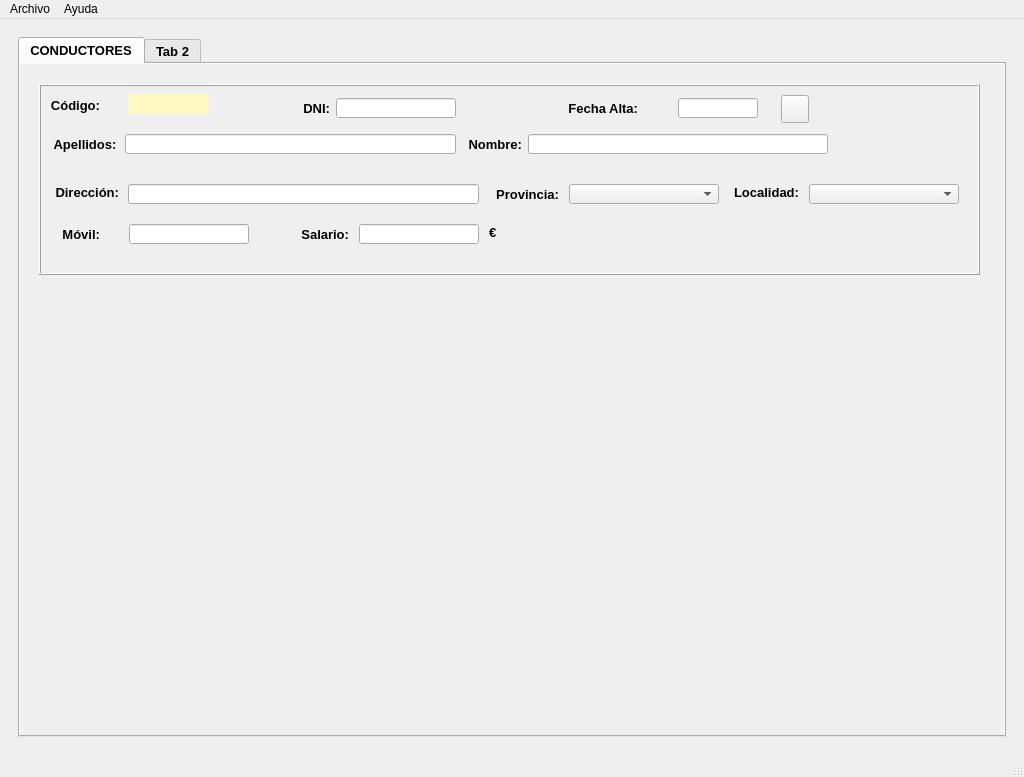
XoanCarlos/perezgonzalez2324, file MainWindow.ui: the form before one commit.
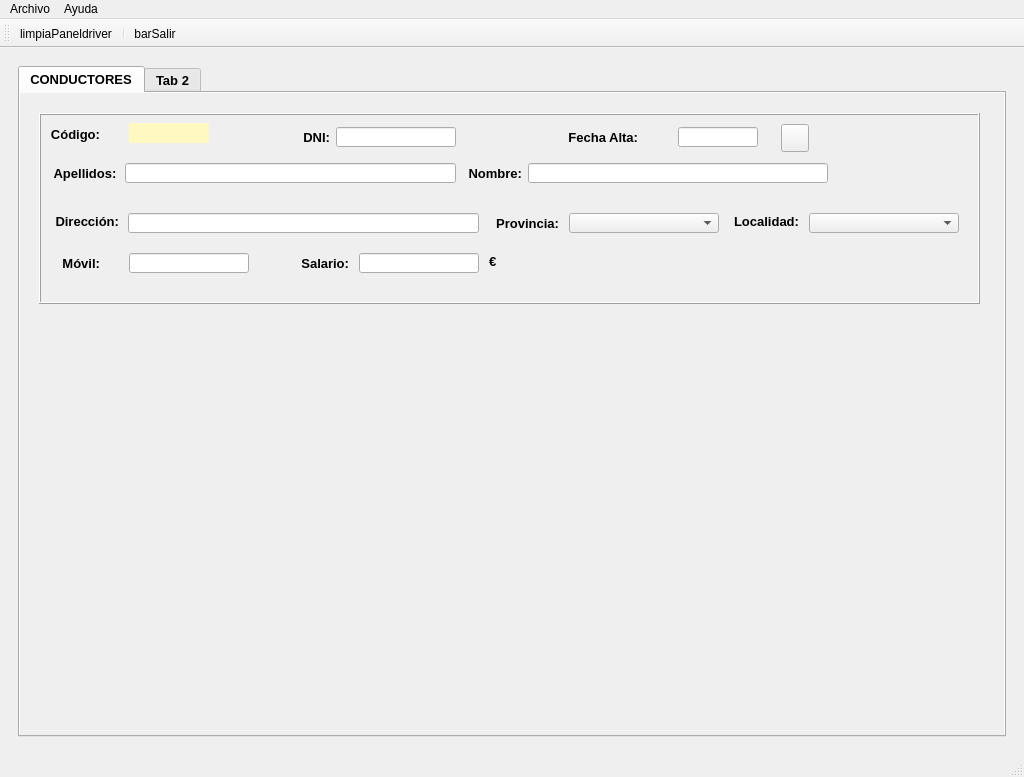
The form after the commit. Icons and pictures are not drawn.

```diff
--- a/MainWindow.ui
+++ b/MainWindow.ui
@@ -51,8 +51,8 @@
         <widget class="QTabWidget" name="tabPrincipal">
          <property name="minimumSize">
           <size>
-           <width>980</width>
-           <height>700</height>
+           <width>900</width>
+           <height>650</height>
           </size>
          </property>
          <property name="font">
@@ -665,7 +665,7 @@
              </size>
             </property>
             <property name="alignment">
-             <set>Qt::AlignCenter</set>
+             <set>Qt::AlignRight|Qt::AlignTrailing|Qt::AlignVCenter</set>
             </property>
            </widget>
            <widget class="QLabel" name="label">
@@ -746,6 +746,26 @@
    <addaction name="menuHelp"/>
   </widget>
   <widget class="QStatusBar" name="statusbar"/>
+  <widget class="QToolBar" name="toolBar">
+   <property name="windowTitle">
+    <string>toolBar</string>
+   </property>
+   <property name="iconSize">
+    <size>
+     <width>32</width>
+     <height>32</height>
+    </size>
+   </property>
+   <attribute name="toolBarArea">
+    <enum>TopToolBarArea</enum>
+   </attribute>
+   <attribute name="toolBarBreak">
+    <bool>false</bool>
+   </attribute>
+   <addaction name="actionlimpiaPaneldriver"/>
+   <addaction name="separator"/>
+   <addaction name="actionbarSalir"/>
+  </widget>
   <action name="actionSalir">
    <property name="text">
     <string>Salir</string>
@@ -756,6 +776,24 @@
     <string>Acerca de...</string>
    </property>
   </action>
+  <action name="actionbarSalir">
+   <property name="icon">
+    <iconset>
+     <normaloff>img/salir.png</normaloff>img/salir.png</iconset>
+   </property>
+   <property name="text">
+    <string>barSalir</string>
+   </property>
+  </action>
+  <action name="actionlimpiaPaneldriver">
+   <property name="icon">
+    <iconset>
+     <normaloff>img/limpiar.png</normaloff>img/limpiar.png</iconset>
+   </property>
+   <property name="text">
+    <string>limpiaPaneldriver</string>
+   </property>
+  </action>
  </widget>
  <tabstops>
   <tabstop>tabPrincipal</tabstop>
```
